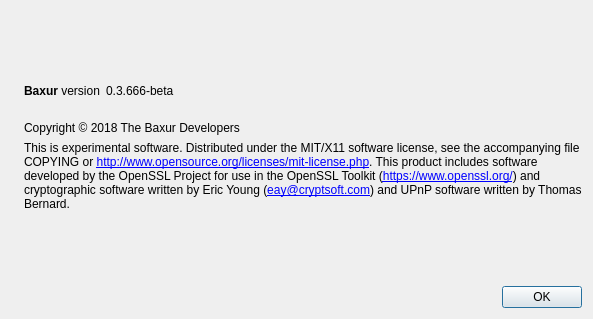
The window that src/qt/forms/aboutdialog.ui (nightm4r3tr/Ncoin) describes before a commit, drawn with Qt 5.
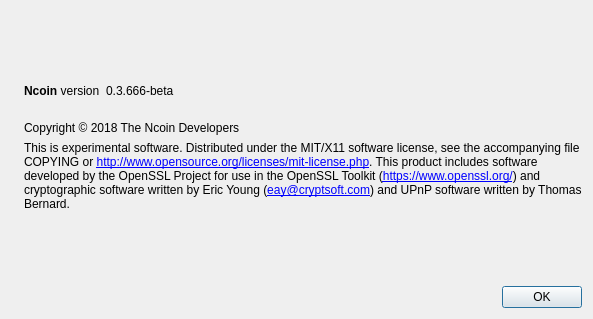
The same window after the commit. Icons and pictures are not drawn.

The edit to the form file:
```diff
--- a/src/qt/forms/aboutdialog.ui
+++ b/src/qt/forms/aboutdialog.ui
@@ -50,7 +50,7 @@
           <cursorShape>IBeamCursor</cursorShape>
          </property>
          <property name="text">
-          <string>&lt;b&gt;Baxur&lt;/b&gt; version</string>
+          <string>&lt;b&gt;Ncoin&lt;/b&gt; version</string>
          </property>
          <property name="textInteractionFlags">
           <set>Qt::LinksAccessibleByMouse|Qt::TextSelectableByKeyboard|Qt::TextSelectableByMouse</set>
@@ -92,7 +92,7 @@
        </property>
        <property name="text">
         <string>
-Copyright © 2018 The Baxur Developers</string>
+Copyright © 2018 The Ncoin Developers</string>
        </property>
        <property name="textInteractionFlags">
         <set>Qt::LinksAccessibleByMouse|Qt::TextSelectableByKeyboard|Qt::TextSelectableByMouse</set>
```
Left out of the diff: 2 changed lines with no effect on the pictures.
